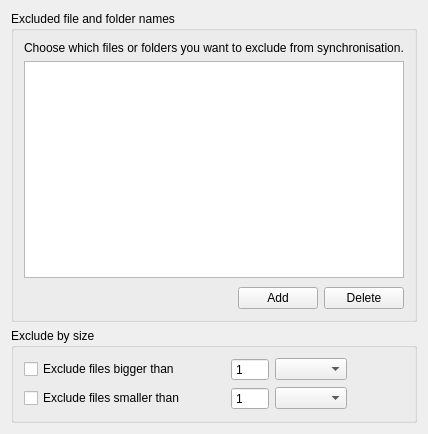
The window that src/MEGASync/syncs/gui/Twoways/linux/IgnoresEditingDialog.ui (meganz/MEGAsync) describes before a commit, drawn with Qt 5.
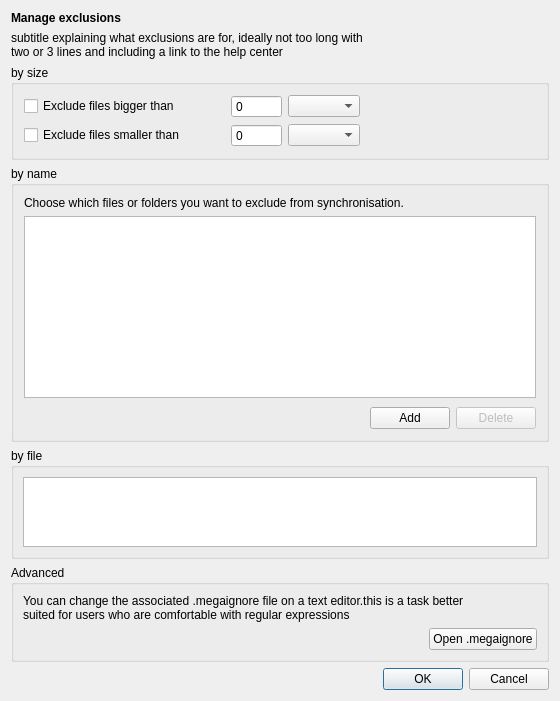
The same window after the commit.

The edit to the form file:
```diff
--- a/src/MEGASync/syncs/gui/Twoways/linux/IgnoresEditingDialog.ui
+++ b/src/MEGASync/syncs/gui/Twoways/linux/IgnoresEditingDialog.ui
@@ -6,14 +6,159 @@
    <rect>
     <x>0</x>
     <y>0</y>
-    <width>420</width>
-    <height>434</height>
+    <width>560</width>
+    <height>701</height>
    </rect>
   </property>
   <property name="windowTitle">
    <string>Edit exclusions</string>
   </property>
   <layout class="QVBoxLayout" name="verticalLayout">
+   <item>
+    <widget class="QLabel" name="label_2">
+     <property name="font">
+      <font>
+       <bold>true</bold>
+      </font>
+     </property>
+     <property name="text">
+      <string>Manage exclusions</string>
+     </property>
+    </widget>
+   </item>
+   <item>
+    <widget class="QLabel" name="label">
+     <property name="text">
+      <string>subtitle explaining what exclusions are for, ideally not too long with 
+two or 3 lines and including a link to the help center </string>
+     </property>
+    </widget>
+   </item>
+   <item>
+    <widget class="QGroupBox" name="gExcludeBySize">
+     <property name="title">
+      <string>by size</string>
+     </property>
+     <layout class="QGridLayout" name="gridLayout">
+      <property name="leftMargin">
+       <number>10</number>
+      </property>
+      <property name="topMargin">
+       <number>10</number>
+      </property>
+      <property name="rightMargin">
+       <number>10</number>
+      </property>
+      <property name="bottomMargin">
+       <number>10</number>
+      </property>
+      <item row="1" column="0">
+       <widget class="QCheckBox" name="cExcludeLowerThan">
+        <property name="text">
+         <string>Exclude files smaller than</string>
+        </property>
+       </widget>
+      </item>
+      <item row="1" column="1">
+       <spacer name="horizontalSpacer_24">
+        <property name="orientation">
+         <enum>Qt::Horizontal</enum>
+        </property>
+        <property name="sizeType">
+         <enum>QSizePolicy::Fixed</enum>
+        </property>
+        <property name="sizeHint" stdset="0">
+         <size>
+          <width>40</width>
+          <height>0</height>
+         </size>
+        </property>
+       </spacer>
+      </item>
+      <item row="0" column="2">
+       <widget class="QSpinBox" name="eUpperThan">
+        <property name="buttonSymbols">
+         <enum>QAbstractSpinBox::NoButtons</enum>
+        </property>
+        <property name="minimum">
+         <number>0</number>
+        </property>
+        <property name="maximum">
+         <number>999999999</number>
+        </property>
+       </widget>
+      </item>
+      <item row="0" column="4">
+       <spacer name="horizontalSpacer_21">
+        <property name="orientation">
+         <enum>Qt::Horizontal</enum>
+        </property>
+        <property name="sizeHint" stdset="0">
+         <size>
+          <width>40</width>
+          <height>20</height>
+         </size>
+        </property>
+       </spacer>
+      </item>
+      <item row="1" column="2">
+       <widget class="QSpinBox" name="eLowerThan">
+        <property name="buttonSymbols">
+         <enum>QAbstractSpinBox::NoButtons</enum>
+        </property>
+        <property name="minimum">
+         <number>0</number>
+        </property>
+        <property name="maximum">
+         <number>999999999</number>
+        </property>
+       </widget>
+      </item>
+      <item row="1" column="3">
+       <widget class="QComboBox" name="cbExcludeLowerUnit"/>
+      </item>
+      <item row="0" column="1">
+       <spacer name="horizontalSpacer_23">
+        <property name="orientation">
+         <enum>Qt::Horizontal</enum>
+        </property>
+        <property name="sizeType">
+         <enum>QSizePolicy::Fixed</enum>
+        </property>
+        <property name="sizeHint" stdset="0">
+         <size>
+          <width>40</width>
+          <height>0</height>
+         </size>
+        </property>
+       </spacer>
+      </item>
+      <item row="0" column="3">
+       <widget class="QComboBox" name="cbExcludeUpperUnit"/>
+      </item>
+      <item row="0" column="0">
+       <widget class="QCheckBox" name="cExcludeUpperThan">
+        <property name="text">
+         <string>Exclude files bigger than</string>
+        </property>
+       </widget>
+      </item>
+      <item row="1" column="4">
+       <spacer name="horizontalSpacer_22">
+        <property name="orientation">
+         <enum>Qt::Horizontal</enum>
+        </property>
+        <property name="sizeHint" stdset="0">
+         <size>
+          <width>40</width>
+          <height>20</height>
+         </size>
+        </property>
+       </spacer>
+      </item>
+     </layout>
+    </widget>
+   </item>
    <item>
     <widget class="QGroupBox" name="gExcludeByName">
      <property name="sizePolicy">
@@ -23,7 +168,7 @@
       </sizepolicy>
      </property>
      <property name="title">
-      <string>Excluded file and folder names</string>
+      <string>by name</string>
      </property>
      <property name="flat">
       <bool>false</bool>
@@ -50,6 +195,12 @@
       </item>
       <item>
        <widget class="QListWidget" name="lExcludedNames">
+        <property name="sizePolicy">
+         <sizepolicy hsizetype="Preferred" vsizetype="Preferred">
+          <horstretch>0</horstretch>
+          <verstretch>0</verstretch>
+         </sizepolicy>
+        </property>
         <property name="minimumSize">
          <size>
           <width>0</width>
@@ -107,6 +258,9 @@
          </item>
          <item>
           <widget class="QPushButton" name="bDeleteName">
+           <property name="enabled">
+            <bool>false</bool>
+           </property>
            <property name="text">
             <string>Delete</string>
            </property>
@@ -122,130 +276,72 @@
     </widget>
    </item>
    <item>
-    <widget class="QGroupBox" name="gExcludeBySize">
+    <widget class="QGroupBox" name="gExcludeByType">
      <property name="title">
-      <string>Exclude by size</string>
+      <string>by file</string>
      </property>
-     <layout class="QGridLayout" name="gridLayout">
-      <property name="leftMargin">
-       <number>10</number>
-      </property>
-      <property name="topMargin">
-       <number>10</number>
-      </property>
-      <property name="rightMargin">
-       <number>10</number>
-      </property>
-      <property name="bottomMargin">
-       <number>10</number>
-      </property>
-      <item row="1" column="4">
-       <spacer name="horizontalSpacer_22">
-        <property name="orientation">
-         <enum>Qt::Horizontal</enum>
-        </property>
-        <property name="sizeHint" stdset="0">
+     <layout class="QVBoxLayout" name="verticalLayout_2">
+      <item>
+       <widget class="QPlainTextEdit" name="tExcludeExtensions">
+        <property name="maximumSize">
          <size>
-          <width>40</width>
-          <height>20</height>
+          <width>16777215</width>
+          <height>78</height>
          </size>
         </property>
-       </spacer>
-      </item>
-      <item row="0" column="3">
-       <widget class="QComboBox" name="cbExcludeUpperUnit"/>
-      </item>
-      <item row="0" column="4">
-       <spacer name="horizontalSpacer_21">
-        <property name="orientation">
-         <enum>Qt::Horizontal</enum>
-        </property>
-        <property name="sizeHint" stdset="0">
-         <size>
-          <width>40</width>
-          <height>20</height>
-         </size>
-        </property>
-       </spacer>
-      </item>
-      <item row="1" column="2">
-       <widget class="QSpinBox" name="eLowerThan">
-        <property name="buttonSymbols">
-         <enum>QAbstractSpinBox::NoButtons</enum>
-        </property>
-        <property name="minimum">
-         <number>1</number>
-        </property>
-        <property name="maximum">
-         <number>9999</number>
-        </property>
        </widget>
       </item>
-      <item row="1" column="3">
-       <widget class="QComboBox" name="cbExcludeLowerUnit"/>
-      </item>
-      <item row="0" column="0">
-       <widget class="QCheckBox" name="cExcludeUpperThan">
+     </layout>
+    </widget>
+   </item>
+   <item>
+    <widget class="QGroupBox" name="gExcludeByType_2">
+     <property name="title">
+      <string>Advanced</string>
+     </property>
+     <layout class="QVBoxLayout" name="verticalLayout_3">
+      <item>
+       <widget class="QLabel" name="label_3">
         <property name="text">
-         <string>Exclude files bigger than</string>
+         <string>You can change the associated .megaignore file on a text editor.this is a task better
+suited for users who are comfortable with regular expressions</string>
         </property>
        </widget>
       </item>
-      <item row="0" column="2">
-       <widget class="QSpinBox" name="eUpperThan">
-        <property name="buttonSymbols">
-         <enum>QAbstractSpinBox::NoButtons</enum>
-        </property>
-        <property name="minimum">
-         <number>1</number>
-        </property>
-        <property name="maximum">
-         <number>9999</number>
-        </property>
-       </widget>
+      <item>
+       <layout class="QHBoxLayout" name="horizontalLayout">
+        <item>
+         <spacer name="horizontalSpacer">
+          <property name="orientation">
+           <enum>Qt::Horizontal</enum>
+          </property>
+          <property name="sizeHint" stdset="0">
+           <size>
+            <width>40</width>
+            <height>20</height>
+           </size>
+          </property>
+         </spacer>
+        </item>
+        <item>
+         <widget class="QPushButton" name="bOpenMegaIgnore">
+          <property name="text">
+           <string>Open .megaignore</string>
+          </property>
+         </widget>
+        </item>
+       </layout>
       </item>
-      <item row="1" column="0">
-       <widget class="QCheckBox" name="cExcludeLowerThan">
-        <property name="text">
-         <string>Exclude files smaller than</string>
-        </property>
-       </widget>
-      </item>
-      <item row="0" column="1">
-       <spacer name="horizontalSpacer_23">
-        <property name="orientation">
-         <enum>Qt::Horizontal</enum>
-        </property>
-        <property name="sizeType">
-         <enum>QSizePolicy::Fixed</enum>
-        </property>
-        <property name="sizeHint" stdset="0">
-         <size>
-          <width>40</width>
-          <height>0</height>
-         </size>
-        </property>
-       </spacer>
-      </item>
-      <item row="1" column="1">
-       <spacer name="horizontalSpacer_24">
-        <property name="orientation">
-         <enum>Qt::Horizontal</enum>
-        </property>
-        <property name="sizeType">
-         <enum>QSizePolicy::Fixed</enum>
-        </property>
-        <property name="sizeHint" stdset="0">
-         <size>
-          <width>40</width>
-          <height>0</height>
-         </size>
-        </property>
-       </spacer>
-      </item>
      </layout>
     </widget>
    </item>
+   <item>
+    <widget class="QDialogButtonBox" name="buttonBox">
+     <property name="standardButtons">
+      <set>QDialogButtonBox::Cancel|QDialogButtonBox::Ok</set>
+     </property>
+    </widget>
+   </item>
   </layout>
  </widget>
  <resources/>
```
